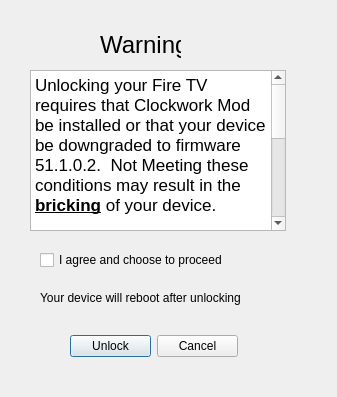
Old version of the form unlockdialog.ui in the repository kbrack1/adbFire.
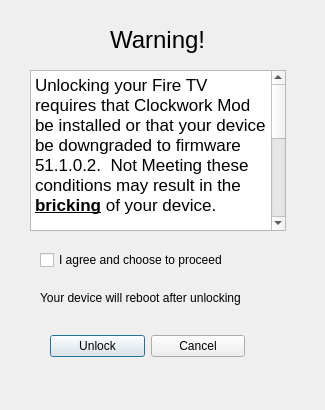
New version of the form.

```diff
--- a/unlockdialog.ui
+++ b/unlockdialog.ui
@@ -6,8 +6,8 @@
    <rect>
     <x>0</x>
     <y>0</y>
-    <width>337</width>
-    <height>397</height>
+    <width>325</width>
+    <height>410</height>
    </rect>
   </property>
   <property name="windowTitle">
@@ -16,10 +16,10 @@
   <widget class="QLabel" name="label">
    <property name="geometry">
     <rect>
-     <x>100</x>
-     <y>30</y>
-     <width>81</width>
-     <height>31</height>
+     <x>110</x>
+     <y>20</y>
+     <width>101</width>
+     <height>41</height>
     </rect>
    </property>
    <property name="text">
@@ -29,9 +29,9 @@
   <widget class="QWidget" name="layoutWidget">
    <property name="geometry">
     <rect>
-     <x>70</x>
+     <x>50</x>
      <y>330</y>
-     <width>168</width>
+     <width>195</width>
      <height>32</height>
     </rect>
    </property>
```
